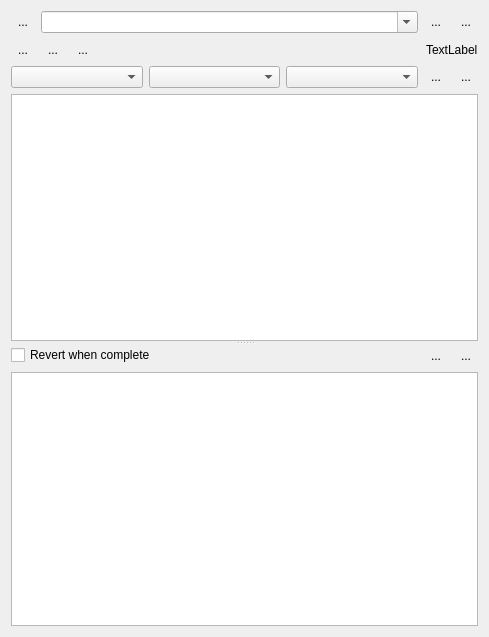
MonroeQuantumNetworks/IonControl, file ui/TodoList.ui: the form before one commit.
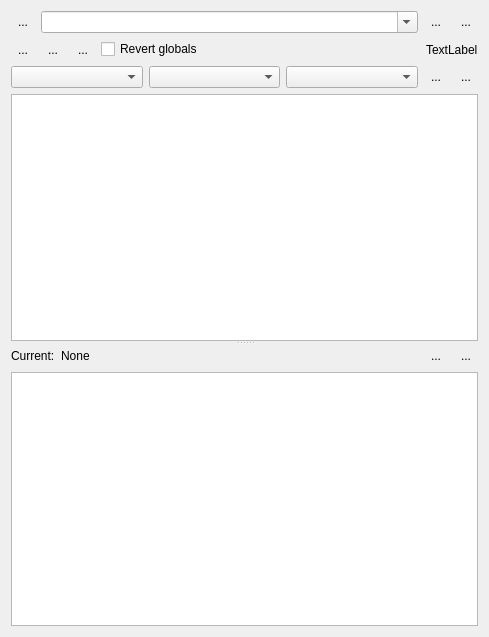
The form after the commit. Icons and pictures are not drawn.

Commit message: todolist bugfixes and restore settings after running

```diff
--- a/ui/TodoList.ui
+++ b/ui/TodoList.ui
@@ -148,6 +148,16 @@
        </property>
       </widget>
      </item>
+     <item>
+      <widget class="QCheckBox" name="revertCheckBox">
+       <property name="toolTip">
+        <string>Revert globals after each measurement</string>
+       </property>
+       <property name="text">
+        <string>Revert globals</string>
+       </property>
+      </widget>
+     </item>
      <item>
       <spacer name="horizontalSpacer">
        <property name="orientation">
@@ -229,14 +239,21 @@
       <enum>Qt::Vertical</enum>
      </property>
      <widget class="QTableView" name="tableView"/>
-     <widget class="QWidget" name="">
+     <widget class="QWidget" name="layoutWidget">
       <layout class="QVBoxLayout" name="verticalLayout">
        <item>
         <layout class="QHBoxLayout" name="horizontalLayout_4">
          <item>
-          <widget class="QCheckBox" name="revertCheckBox">
+          <widget class="QLabel" name="label">
            <property name="text">
-            <string>Revert when complete</string>
+            <string>Current:</string>
+           </property>
+          </widget>
+         </item>
+         <item>
+          <widget class="QLabel" name="currentlySelectedLabel">
+           <property name="text">
+            <string>None</string>
            </property>
           </widget>
          </item>
```
The commit also changes 1 other file.
